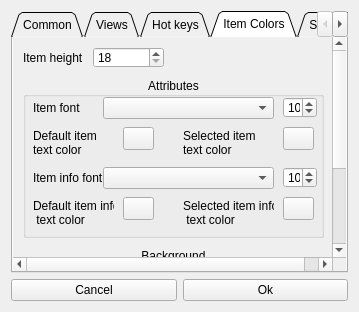
jeyboy/playo3, file dialogs/settings_dialog.ui: the form before one commit.
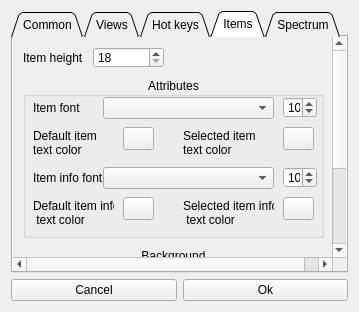
The form after the commit. The open tabs and pages were chosen to show the change.

Commit message: fixes for item colors

Patch:
```diff
--- a/dialogs/settings_dialog.ui
+++ b/dialogs/settings_dialog.ui
@@ -365,7 +365,7 @@
      </widget>
      <widget class="QWidget" name="colors_tab">
       <attribute name="title">
-       <string>Item Colors</string>
+       <string>Items</string>
       </attribute>
       <layout class="QGridLayout" name="gridLayout_3">
        <property name="leftMargin">
```
Left out of the diff: 4 changed lines with no effect on the pictures. The commit also changes 1 other file.
